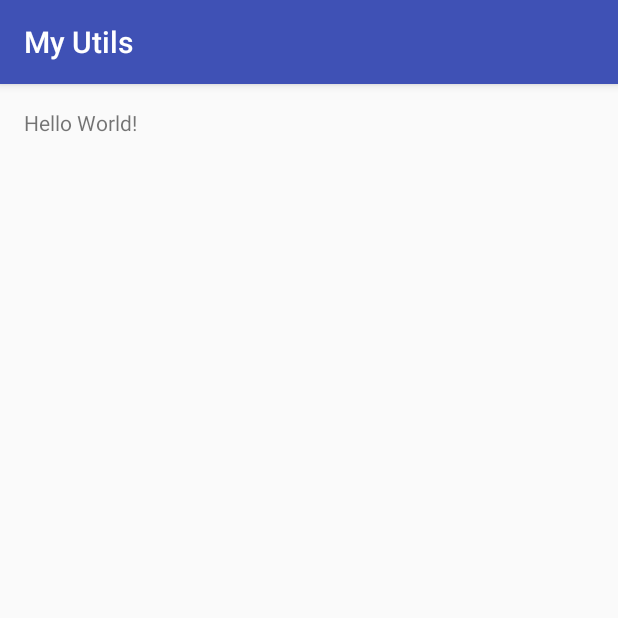
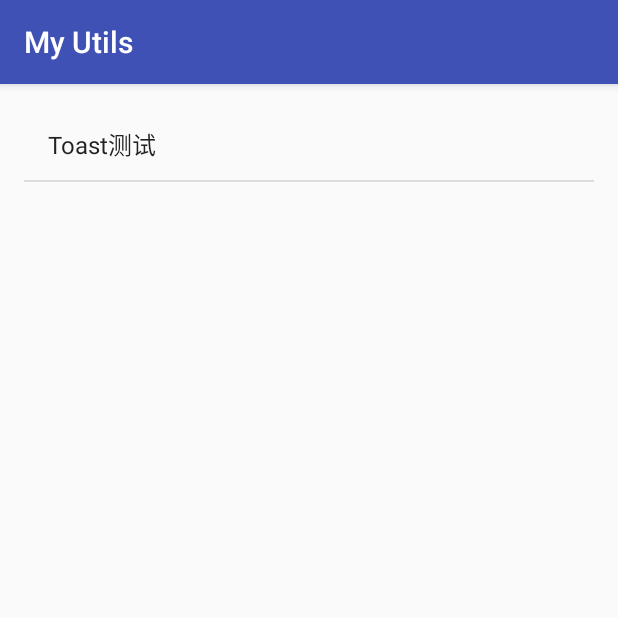
Before and after one commit to isyue/UtilsLibrary, an Android app: the screen it shows after launch (MainActivity), on a phone screen of 412 x 824 dp, the top half of it. Run offline under Robolectric (Android 15) with nearby library versions, the phone set to English and light mode, and no system bars.

Commit message:
调试ToastUtils工具类

```diff
--- a/app/src/main/AndroidManifest.xml
+++ b/app/src/main/AndroidManifest.xml
@@ -7,6 +7,7 @@
         android:icon="@mipmap/ic_launcher"
         android:label="@string/app_name"
         android:supportsRtl="true"
+        android:name=".App"
         android:theme="@style/AppTheme">
         <activity android:name=".MainActivity">
             <intent-filter>
@@ -15,6 +16,7 @@
                 <category android:name="android.intent.category.LAUNCHER" />
             </intent-filter>
         </activity>
+        <activity android:name=".simple.ToastActivity"></activity>
     </application>
 
 </manifest>
--- /dev/null
+++ b/app/src/main/java/xmqian/myutils/App.java
@@ -0,0 +1,18 @@
+package xmqian.myutils;
+
+import android.app.Application;
+
+import regpang.utilslibrary.utils.ToastUtils;
+
+/**
+ * @author xmqian
+ * @date 2018/5/25
+ * @desc
+ */
+public class App extends Application {
+    @Override
+    public void onCreate() {
+        super.onCreate();
+        ToastUtils.init(this);
+    }
+}
--- a/app/src/main/java/xmqian/myutils/MainActivity.java
+++ b/app/src/main/java/xmqian/myutils/MainActivity.java
@@ -1,20 +1,49 @@
 package xmqian.myutils;
 
+import android.content.Intent;
+import android.os.Bundle;
 import android.support.v7.app.AppCompatActivity;
-import android.os.Bundle;
 import android.view.View;
+import android.widget.AdapterView;
+import android.widget.ArrayAdapter;
+import android.widget.ListView;
 
-import regpang.utilslibrary.utils.ToastUtils;
+import java.util.ArrayList;
+import java.util.Arrays;
+import java.util.List;
+
+import xmqian.myutils.simple.ToastActivity;
+
 
 public class MainActivity extends AppCompatActivity {
+
+    private List<String> items;
+    public List<Class<?>> activitys;
 
     @Override
     protected void onCreate(Bundle savedInstanceState) {
         super.onCreate(savedInstanceState);
         setContentView(R.layout.activity_main);
+        String[] stringArray = getResources().getStringArray(R.array.item_name);
+        items = Arrays.asList(stringArray);
+        activitys = new ArrayList<>();
+        addActivity();
+        ListView listView = (ListView) findViewById(R.id.lv_list);
+        listView.setAdapter(new ArrayAdapter<String>(this, android.R.layout.simple_list_item_1, items));
+        listView.setOnItemClickListener(new AdapterView.OnItemClickListener() {
+            @Override
+            public void onItemClick(AdapterView<?> parent, View view, int position, long id) {
+                System.out.print("MainList  position:" + items.get(position));
+                goActivity(activitys.get(position));
+            }
+        });
     }
 
-    public void click(View v){
-        ToastUtils.showLongMsg(this,"哈哈哈哈哈哈哈");
+    private void addActivity() {
+        activitys.add(ToastActivity.class);
+    }
+
+    private void goActivity(Class activity) {
+        startActivity(new Intent(this, activity));
     }
 }
--- a/app/src/main/res/layout/activity_main.xml
+++ b/app/src/main/res/layout/activity_main.xml
@@ -10,8 +10,9 @@
     android:paddingTop="@dimen/activity_vertical_margin"
     tools:context="xmqian.myutils.MainActivity">
 
-    <TextView
-        android:layout_width="wrap_content"
-        android:layout_height="wrap_content"
-        android:text="Hello World!" />
+    <ListView
+        android:id="@+id/lv_list"
+        android:layout_width="match_parent"
+        android:layout_height="match_parent"
+        tools:listitem="@android:layout/simple_list_item_1"/>
 </RelativeLayout>
--- /dev/null
+++ b/app/src/main/res/values/arrays.xml
@@ -0,0 +1,6 @@
+<?xml version="1.0" encoding="utf-8"?>
+<resources>
+    <string-array name="item_name">
+        <item>Toast测试</item>
+    </string-array>
+</resources>
--- a/build.gradle
+++ b/build.gradle
@@ -3,10 +3,9 @@
 buildscript {
     repositories {
         jcenter()
-        google()
     }
     dependencies {
-        classpath 'com.android.tools.build:gradle:3.1.0'
+        classpath 'com.android.tools.build:gradle:2.2.3'
 
         // NOTE: Do not place your application dependencies here; they belong
         // in the individual module build.gradle files
--- a/utilslibrary/build.gradle
+++ b/utilslibrary/build.gradle
@@ -5,7 +5,7 @@ android {
     buildToolsVersion "24.0.2"
 
     defaultConfig {
-        minSdkVersion 22
+        minSdkVersion 14
         targetSdkVersion 25
         versionCode 1
         versionName "1.0"
```
Also changed, not shown: app/build.gradle (+4 -7 lines), app/src/main/java/xmqian/myutils/simple/ToastActivity.java (added, +40 -0 lines), app/src/main/res/layout/activity_fragment.xml (added, +24 -0 lines), utilslibrary/src/main/java/regpang/utilslibrary/utils/ToastUtils.java (+5 -5 lines), gradle/wrapper/gradle-wrapper.properties.
